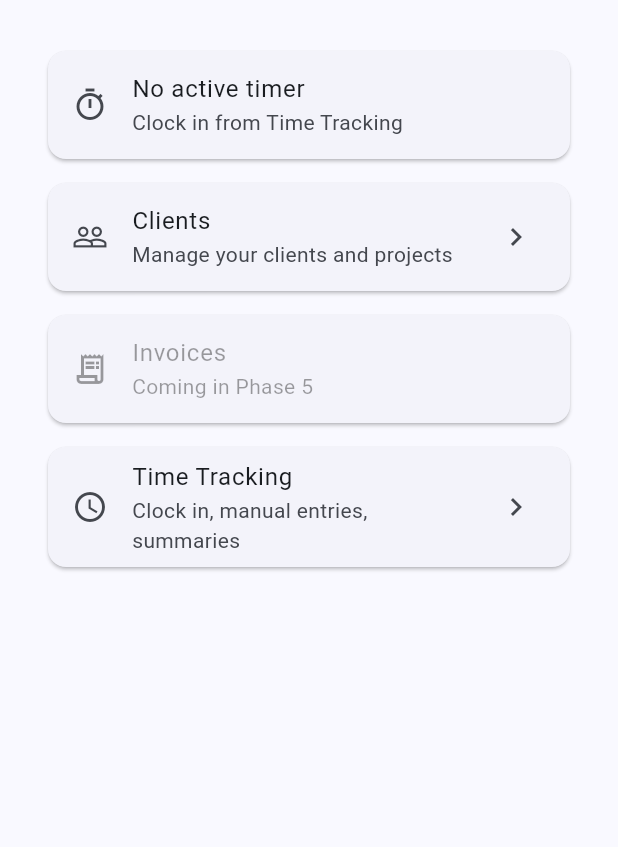
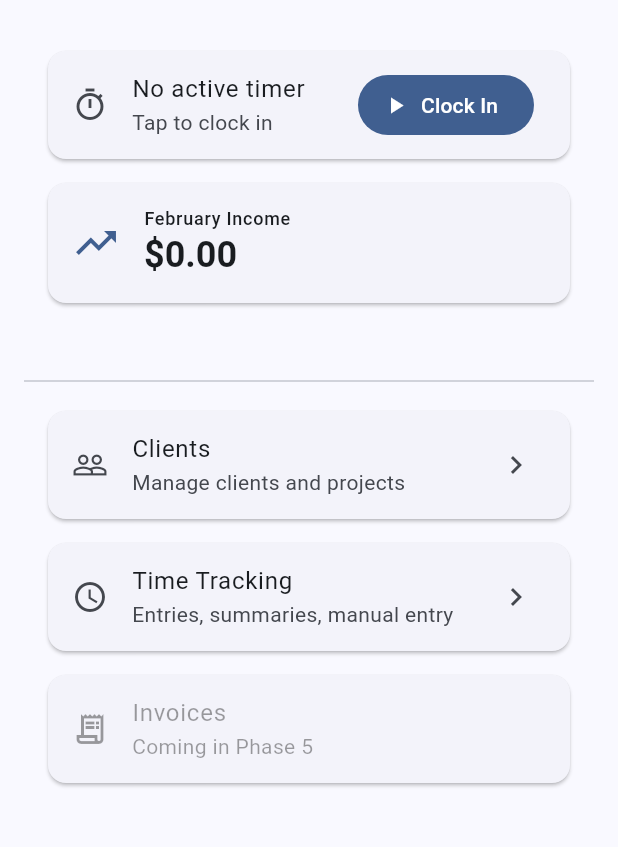
Before and after one commit to OleksSobol/-CodeLedger-, a Flutter app: the screen it shows after launch, on a phone screen of 412 x 824 dp, the part 63-910 px from its top. Run offline on Flutter 3.47's test engine with Material 3 defaults, Android fonts, the phone set to English and light mode, and no system bars; our stand-ins replace drift, drift_flutter, flutter_colorpicker, flutter_riverpod, go_router; accounts and stored records are empty; generated files the repository leaves out were written again.

Commit message:
Phase 4. Dashboard

```diff
--- a/lib/features/dashboard/presentation/pages/dashboard_page.dart
+++ b/lib/features/dashboard/presentation/pages/dashboard_page.dart
@@ -1,5 +1,10 @@
 import 'package:flutter/material.dart';
 import 'package:go_router/go_router.dart';
+import '../widgets/active_timer_card.dart';
+import '../widgets/uninvoiced_hours_card.dart';
+import '../widgets/monthly_income_card.dart';
+import '../widgets/outstanding_invoices_card.dart';
+import '../widgets/overdue_invoices_card.dart';
 
 class DashboardPage extends StatelessWidget {
   const DashboardPage({super.key});
@@ -17,25 +22,54 @@ class DashboardPage extends StatelessWidget {
           ),
         ],
       ),
-      body: ListView(
+      body: RefreshIndicator(
+        onRefresh: () async {
+          // Providers auto-refresh via Riverpod; this just gives UX feedback
+          await Future.delayed(const Duration(milliseconds: 300));
+        },
+        child: ListView(
           padding: const EdgeInsets.all(16),
           children: [
-          // Placeholder cards for Phase 4
+            // 1. Active timer
+            const ActiveTimerCard(),
+            const SizedBox(height: 8),
+
+            // 2. Monthly income
+            const MonthlyIncomeCard(),
+            const SizedBox(height: 8),
+
+            // 3. Uninvoiced hours per client
+            const UninvoicedHoursCard(),
+            const SizedBox(height: 8),
+
+            // 4. Outstanding invoices
+            const OutstandingInvoicesCard(),
+            const SizedBox(height: 8),
+
+            // 5. Overdue invoices
+            const OverdueInvoicesCard(),
+            const SizedBox(height: 16),
+
+            // Quick nav
+            const Divider(),
+            const SizedBox(height: 8),
             Card(
               child: ListTile(
-              leading: const Icon(Icons.timer_outlined),
-              title: const Text('No active timer'),
-              subtitle: const Text('Clock in from Time Tracking'),
+                leading: const Icon(Icons.people_outline),
+                title: const Text('Clients'),
+                subtitle: const Text('Manage clients and projects'),
+                trailing: const Icon(Icons.chevron_right),
+                onTap: () => context.push('/clients'),
               ),
             ),
             const SizedBox(height: 8),
             Card(
               child: ListTile(
-              leading: const Icon(Icons.people_outline),
-              title: const Text('Clients'),
-              subtitle: const Text('Manage your clients and projects'),
+                leading: const Icon(Icons.access_time_outlined),
+                title: const Text('Time Tracking'),
+                subtitle: const Text('Entries, summaries, manual entry'),
                 trailing: const Icon(Icons.chevron_right),
-              onTap: () => context.push('/clients'),
+                onTap: () => context.push('/time-tracking'),
               ),
             ),
             const SizedBox(height: 8),
@@ -47,17 +81,8 @@ class DashboardPage extends StatelessWidget {
                 enabled: false,
               ),
             ),
-          const SizedBox(height: 8),
-          Card(
-            child: ListTile(
-              leading: const Icon(Icons.access_time_outlined),
-              title: const Text('Time Tracking'),
-              subtitle: const Text('Clock in, manual entries, summaries'),
-              trailing: const Icon(Icons.chevron_right),
-              onTap: () => context.push('/time-tracking'),
+          ],
         ),
-          ),
-        ],
       ),
     );
   }
--- /dev/null
+++ b/lib/features/dashboard/presentation/providers/dashboard_provider.dart
@@ -0,0 +1,76 @@
+import 'package:flutter_riverpod/flutter_riverpod.dart';
+import '../../../../core/database/app_database.dart';
+import '../../../../core/database/daos/invoice_dao.dart';
+import '../../../../core/providers/database_provider.dart';
+import '../../../clients/presentation/providers/client_providers.dart';
+
+final invoiceDaoProvider = Provider<InvoiceDao>((ref) {
+  return InvoiceDao(ref.watch(databaseProvider));
+});
+
+/// Uninvoiced hours per client for dashboard cards.
+class ClientUninvoiced {
+  final Client client;
+  final double hours;
+
+  const ClientUninvoiced({required this.client, required this.hours});
+}
+
+final uninvoicedByClientProvider =
+    FutureProvider<List<ClientUninvoiced>>((ref) async {
+  final clientDao = ref.watch(clientDaoProvider);
+  final clients = await clientDao.getActiveClients();
+  final results = <ClientUninvoiced>[];
+  for (final client in clients) {
+    final hours = await clientDao.getUninvoicedHours(client.id);
+    if (hours > 0) {
+      results.add(ClientUninvoiced(client: client, hours: hours));
+    }
+  }
+  return results;
+});
+
+/// Monthly income — sum of paid invoices in current month.
+final monthlyIncomeProvider = FutureProvider<double>((ref) async {
+  final dao = ref.watch(invoiceDaoProvider);
+  final paid = await dao.getByStatus('paid');
+  final now = DateTime.now();
+  final monthStart = DateTime(now.year, now.month);
+  final monthEnd = DateTime(now.year, now.month + 1);
+  return paid
+      .where((i) =>
+          i.paidDate != null &&
+          i.paidDate!.isAfter(monthStart) &&
+          i.paidDate!.isBefore(monthEnd))
+      .fold<double>(0, (sum, i) => sum + i.amountPaid);
+});
+
+/// Outstanding invoices — sent but not paid.
+class InvoiceSummary {
+  final int count;
+  final double total;
+
+  const InvoiceSummary({required this.count, required this.total});
+}
+
+final outstandingInvoicesProvider =
+    FutureProvider<InvoiceSummary>((ref) async {
+  final dao = ref.watch(invoiceDaoProvider);
+  final sent = await dao.getByStatus('sent');
+  return InvoiceSummary(
+    count: sent.length,
+    total: sent.fold<double>(0, (sum, i) => sum + i.total - i.amountPaid),
+  );
+});
+
+/// Overdue invoices — sent + past due date.
+final overdueInvoicesProvider =
+    FutureProvider<InvoiceSummary>((ref) async {
+  final dao = ref.watch(invoiceDaoProvider);
+  final overdue = await dao.getOverdueInvoices();
+  return InvoiceSummary(
+    count: overdue.length,
+    total:
+        overdue.fold<double>(0, (sum, i) => sum + i.total - i.amountPaid),
+  );
+});
--- /dev/null
+++ b/lib/features/dashboard/presentation/widgets/active_timer_card.dart
@@ -0,0 +1,103 @@
+import 'dart:async';
+import 'package:flutter/material.dart';
+import 'package:flutter_riverpod/flutter_riverpod.dart';
+import 'package:go_router/go_router.dart';
+import '../../../../core/utils/duration_formatter.dart';
+import '../../../time_tracking/presentation/providers/time_entry_providers.dart';
+
+class ActiveTimerCard extends ConsumerStatefulWidget {
+  const ActiveTimerCard({super.key});
+
+  @override
+  ConsumerState<ActiveTimerCard> createState() => _ActiveTimerCardState();
+}
+
+class _ActiveTimerCardState extends ConsumerState<ActiveTimerCard> {
+  Timer? _ticker;
+
+  @override
+  void initState() {
+    super.initState();
+    _ticker = Timer.periodic(const Duration(seconds: 1), (_) {
+      setState(() {}); // Rebuild to update elapsed time
+    });
+  }
+
+  @override
+  void dispose() {
+    _ticker?.cancel();
+    super.dispose();
+  }
+
+  @override
+  Widget build(BuildContext context) {
+    final runningAsync = ref.watch(runningEntryProvider);
+    final theme = Theme.of(context);
+
+    return runningAsync.when(
+      loading: () => const SizedBox.shrink(),
+      error: (_, __) => const SizedBox.shrink(),
+      data: (running) {
+        if (running == null) {
+          return Card(
+            child: ListTile(
+              leading: const Icon(Icons.timer_outlined),
+              title: const Text('No active timer'),
+              subtitle: const Text('Tap to clock in'),
+              trailing: FilledButton.icon(
+                onPressed: () => context.push('/time-tracking/clock-in'),
+                icon: const Icon(Icons.play_arrow, size: 18),
+                label: const Text('Clock In'),
+              ),
+            ),
+          );
+        }
+
+        final elapsed = DateTime.now().difference(running.startTime);
+        return Card(
+          color: theme.colorScheme.primaryContainer,
+          child: Padding(
+            padding: const EdgeInsets.all(16),
+            child: Row(
+              children: [
+                Icon(Icons.circle, color: Colors.red, size: 12),
+                const SizedBox(width: 8),
+                Expanded(
+                  child: Column(
+                    crossAxisAlignment: CrossAxisAlignment.start,
+                    children: [
+                      Text(
+                        formatDuration(elapsed.inMinutes),
+                        style: theme.textTheme.headlineSmall?.copyWith(
+                          color: theme.colorScheme.onPrimaryContainer,
+                          fontWeight: FontWeight.bold,
+                        ),
+                      ),
+                      if (running.description != null)
+                        Text(
+                          running.description!,
+                          style: theme.textTheme.bodySmall?.copyWith(
+                              color: theme.colorScheme.onPrimaryContainer),
+                          maxLines: 1,
+                          overflow: TextOverflow.ellipsis,
+                        ),
+                    ],
+                  ),
+                ),
+                FilledButton.tonalIcon(
+                  onPressed: () async {
+                    await ref
+                        .read(timerNotifierProvider.notifier)
+                        .clockOut(running.id);
+                  },
+                  icon: const Icon(Icons.stop),
+                  label: const Text('Stop'),
+                ),
+              ],
+            ),
+          ),
+        );
+      },
+    );
+  }
+}
--- /dev/null
+++ b/lib/features/dashboard/presentation/widgets/monthly_income_card.dart
@@ -0,0 +1,47 @@
+import 'package:flutter/material.dart';
+import 'package:flutter_riverpod/flutter_riverpod.dart';
+import 'package:intl/intl.dart';
+import '../../../../core/utils/currency_formatter.dart';
+import '../providers/dashboard_provider.dart';
+
+class MonthlyIncomeCard extends ConsumerWidget {
+  const MonthlyIncomeCard({super.key});
+
+  @override
+  Widget build(BuildContext context, WidgetRef ref) {
+    final incomeAsync = ref.watch(monthlyIncomeProvider);
+    final theme = Theme.of(context);
+    final monthName = DateFormat.MMMM().format(DateTime.now());
+
+    return Card(
+      child: Padding(
+        padding: const EdgeInsets.all(16),
+        child: Row(
+          children: [
+            Icon(Icons.trending_up,
+                size: 32, color: theme.colorScheme.primary),
+            const SizedBox(width: 16),
+            Column(
+              crossAxisAlignment: CrossAxisAlignment.start,
+              children: [
+                Text('$monthName Income',
+                    style: theme.textTheme.labelMedium),
+                incomeAsync.when(
+                  loading: () => Text('...',
+                      style: theme.textTheme.headlineSmall),
+                  error: (_, __) => Text('--',
+                      style: theme.textTheme.headlineSmall),
+                  data: (income) => Text(
+                    formatCurrency(income),
+                    style: theme.textTheme.headlineSmall?.copyWith(
+                        fontWeight: FontWeight.bold),
+                  ),
+                ),
+              ],
+            ),
+          ],
+        ),
+      ),
+    );
+  }
+}
```
Also changed, not shown: lib/features/dashboard/presentation/widgets/outstanding_invoices_card.dart (added, +52 -0 lines), lib/features/dashboard/presentation/widgets/overdue_invoices_card.dart (added, +63 -0 lines), lib/features/dashboard/presentation/widgets/uninvoiced_hours_card.dart (added, +68 -0 lines). Lines whose indentation alone changed are shown as unchanged.
